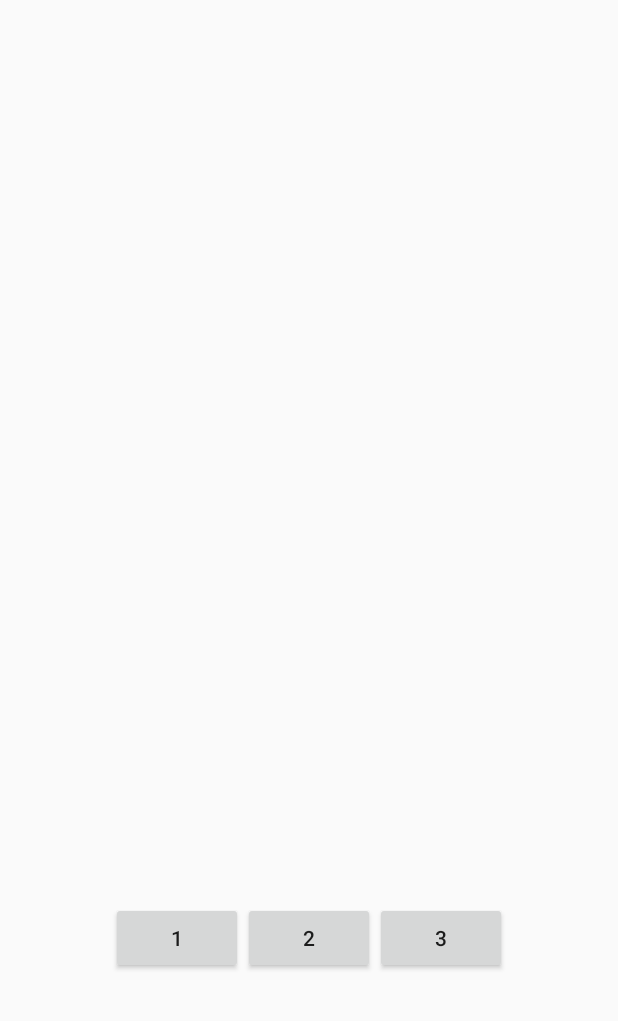
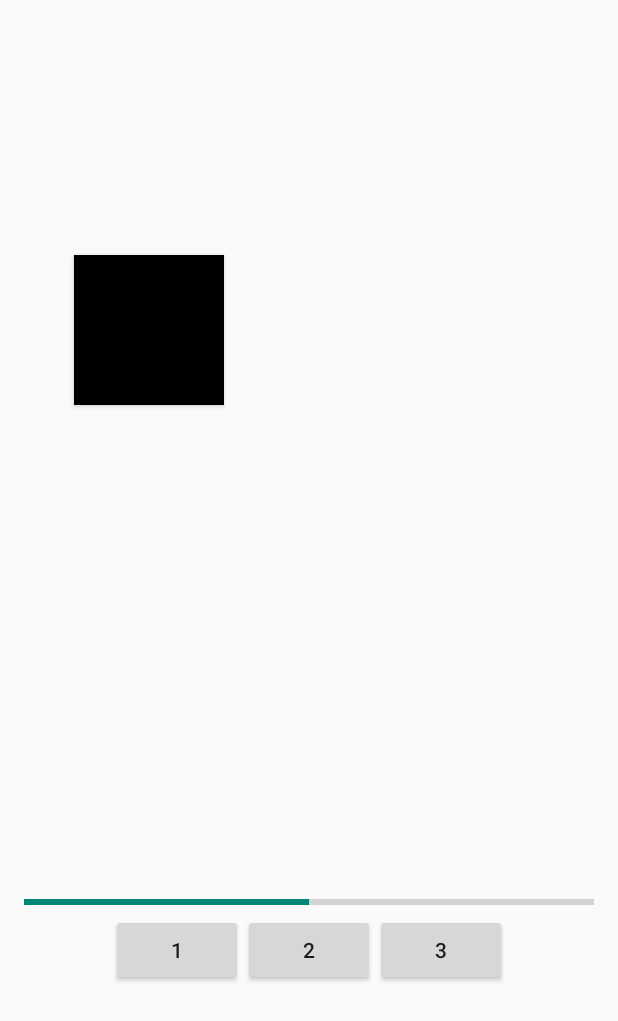
Before and after one commit to ButterFlyDevs/BrainStudio, an Android app: the JuegoGrid12 screen opened directly, with no data from a screen before it, after a tap on an icon or button, on a phone screen of 412 x 824 dp. Shown: the top 1021 px of the screen. Run offline under Robolectric (Android 15) with nearby library versions, the phone set to English and light mode, and no system bars; libraries missing offline, so code that uses them is left out: com.daimajia.numberprogressbar; 1 other tap on this screen came first.

Commit message:
Añadida progressBar super simple y creación de la dinámica del juego de forma infinita (por ahora)

```diff
--- a/app/src/main/java/butterflydevs/brainstudio/JuegoGrid12.java
+++ b/app/src/main/java/butterflydevs/brainstudio/JuegoGrid12.java
@@ -12,6 +12,7 @@ import android.view.animation.AnimationSet;
 import android.view.animation.AnimationUtils;
 import android.widget.Button;
 import android.widget.LinearLayout;
+import android.widget.ProgressBar;
 import android.widget.Toast;
 
 
@@ -52,6 +53,8 @@ public class JuegoGrid12 extends ActionBarActivity{
 
     //Tamaño del grid
     final private int tamGrid=12;
+    private int numCeldas=2;
+
     int contador =0;
 
     //Vector de botones
@@ -62,6 +65,13 @@ public class JuegoGrid12 extends ActionBarActivity{
     private boolean matrizJugada[];
     private boolean matrizRespuesta[] = new boolean[tamGrid];
 
+    private int numCeldasActivadas=0;
+
+    //Variables de partida
+    private int numJugadasGridConIgualTamaño;
+
+
+    private ProgressBar barraProgreso;
 
 
     @Override
@@ -170,6 +180,7 @@ public class JuegoGrid12 extends ActionBarActivity{
             resID = getResources().getIdentifier(buttonID, "id","butterflydevs.brainstudio");
             botones[i]=(Button)findViewById(resID);
         }
+        barraProgreso=(ProgressBar)findViewById(R.id.progressBar);
 
     }
 
@@ -178,71 +189,26 @@ public class JuegoGrid12 extends ActionBarActivity{
         super.onStart();
 
         //Obtenemos la matriz de la jugada que el jugador debe resolver
-        matrizJugada=obtenerMatrizJugada(2,4,3);
+        matrizJugada=obtenerMatrizJugada(numCeldas,4,3);
+
         for(int i=0; i<tamGrid; i++)
-            if(matrizJugada[i]==true) botones[i].setBackgroundColor(Color.RED);
-            else botones[i].setBackgroundColor(Color.BLACK);
-
-
-        //Esperar unos segundos
-
-         /*
-        synchronized(this) {
-            try {
-                Thread.sleep(2000);
-            } catch (InterruptedException e) {
-                e.printStackTrace();
-            }
-        }
-        */
-
-
-
-        //for(int i=0; i<tamGrid; i++)
-          //  botones[i].setBackgroundColor(Color.BLACK);
-
-
-        //Obtenemos la matriz de la jugada que el jugador debe resolver
-        matrizJugada=obtenerMatrizJugada(2,4,3);
-
+            if(matrizJugada[i]==true)
+                botones[i].setBackgroundColor(Color.RED);
+            else
+                botones[i].setBackgroundColor(Color.BLACK);
 
         //Ilumina el grid
         animarGrid();
-
-
-        //animarGrid2();
-
-
-       // for(int i=0; i<tamGrid; i++)
-         // botones[i].setBackgroundColor(Color.TRANSPARENT);
-
     }
 
     /**
      * Función para animar el grid al entrar en la actívity
      */
     public void animarGrid(){
-
-
-
-       // AnimatorSet setAnimacion = new AnimatorSet();
-
-
-
-
-    //Cargamos la animación del botón:
-    for(int i=0; i<tamGrid; i++)
-            botones[i].startAnimation(animacion1);
-    }
-
-    public void animarGrid2(){
         //Cargamos la animación del botón:
         for(int i=0; i<tamGrid; i++)
-            botones[i].startAnimation(animacion2);
+                botones[i].startAnimation(animacion1);
     }
-
-
-
 
     /**
      * Función para comparar la matriz original y la que crea el usuario
@@ -257,6 +223,22 @@ public class JuegoGrid12 extends ActionBarActivity{
         /*
         El único objetivo es compara si dos matrices son iguales, para eso comprobaremos celda a celda.
         */
+
+
+        for(int i=0; i<numFilas*numColumnas; i++) {
+            if(matrizOriginal[i]==false)
+                System.out.print("0");
+            else
+                System.out.print("1");
+        }
+        System.out.println("");
+        for(int i=0; i<numFilas*numColumnas; i++) {
+            if(matrizJugador[i]==false)
+                System.out.print("0");
+            else
+                System.out.print("1");
+        }
+
 
         boolean resultado=true;
         int tamGrid=numFilas*numColumnas;
@@ -291,7 +273,6 @@ public class JuegoGrid12 extends ActionBarActivity{
             matrizBooleanos[i]=false;
 
         //Rellenamos la matriz con el número de celdas positivas que nos indique el parámetro:
-
 
         //Random que hace imposible repetir dos veces un número:
         List<Integer> enteros = new ArrayList<>();
@@ -339,12 +320,40 @@ public class JuegoGrid12 extends ActionBarActivity{
             matrizBooleanos[elemento]=true;
         }
 
+        return matrizBooleanos;
+    }
+
+    public void siguienteJugada(){
+
+
+        //Ajuste de variables:
 
 
 
-        return matrizBooleanos;
+
+
+        //Cuando se acierta se reinicia el proceso.
+
+        for(int i=0; i<tamGrid; i++) {
+            matrizJugada[i] = false;
+            matrizRespuesta[i] = false;
+        }
+        numCeldasActivadas=0;
+
+        //Obtenemos la matriz de la jugada que el jugador debe resolver
+        matrizJugada=obtenerMatrizJugada(numCeldas,4,3);
+
+        //Seteamos el grid visual con la matriz obtenida.
+        for(int i=0; i<tamGrid; i++)
+            if(matrizJugada[i]==true)
+                botones[i].setBackgroundColor(Color.RED);
+            else
+                botones[i].setBackgroundColor(Color.BLACK);
+
+        //Ilumina el grid
+        animarGrid();
+
     }
-
 
 
 
@@ -360,20 +369,43 @@ public class JuegoGrid12 extends ActionBarActivity{
         public void onClick(View v) {
             //Acciones a realizar al pulsar sobre un botón:
 
+
+                barraProgreso.setProgress(50);
+
+
                 /*1º Cambiamos de color el boton en función de su estado y por consiguiente la matriz del jugador haciendo
                 true la celda en caso de que estuviera a false y viceversa.
                  */
                 if(matrizRespuesta[numBoton]==false) {
                     botones[numBoton].setBackgroundColor(Color.RED);
                     matrizRespuesta[numBoton] = true;
+                    numCeldasActivadas++;
                 }else {
                     botones[numBoton].setBackgroundColor(Color.BLACK);
                     matrizRespuesta[numBoton] = false;
+                    numCeldasActivadas--;
                 }
 
                 //2º Comparamos ambas matrices
 
+                    /*
+                    Lo ideal sería llevar el control del número de celdas pulsadas para no realizar comprobaciones
+                    antes de tiempo.
+                     */
+                    System.out.println("Celdas Activadas: "+ numCeldasActivadas);
+                    if(numCeldasActivadas==numCeldas) {
+                        System.out.println("Hay que comparar matrices");
 
+                        if(compruebaMatrices(matrizJugada,matrizRespuesta,4,3)) {
+                            System.out.println("SUCESS");
+                            siguienteJugada();
+
+                        }else
+                            System.out.println("FAIL");
+
+
+
+                    }
 
         }
     }
--- a/app/src/main/res/anim/animacionbotongrid12.xml
+++ b/app/src/main/res/anim/animacionbotongrid12.xml
@@ -1,7 +1,7 @@
     <set xmlns:android="http://schemas.android.com/apk/res/android">
     <alpha
-        android:startOffset="500"
-        android:duration="1500"
+        android:startOffset="300"
+        android:duration="500"
         android:fromAlpha="0"
         android:toAlpha="1"
         android:repeatMode="reverse"
--- a/app/src/main/res/anim/animacionbotongrid12_2.xml
+++ b/app/src/main/res/anim/animacionbotongrid12_2.xml
@@ -1,7 +1,7 @@
     <set xmlns:android="http://schemas.android.com/apk/res/android">
     <alpha
-        android:startOffset="500"
-        android:duration="1000"
+        android:startOffset="200"
+        android:duration="200"
         android:fromAlpha="0"
         android:toAlpha="1"
         android:fillAfter="false"
--- a/app/src/main/res/layout/activity_juego_grid12.xml
+++ b/app/src/main/res/layout/activity_juego_grid12.xml
@@ -106,6 +106,18 @@
 
         <LinearLayout
             android:orientation="horizontal"
+            android:layout_width="fill_parent"
+            android:layout_height="wrap_content">
+
+            <ProgressBar
+                style="?android:attr/progressBarStyleHorizontal"
+                android:layout_width="fill_parent"
+                android:layout_height="wrap_content"
+                android:id="@+id/progressBar" />
+        </LinearLayout>
+
+        <LinearLayout
+            android:orientation="horizontal"
             android:layout_width="wrap_content"
             android:layout_height="wrap_content"
             android:layout_gravity="center_horizontal"
```
